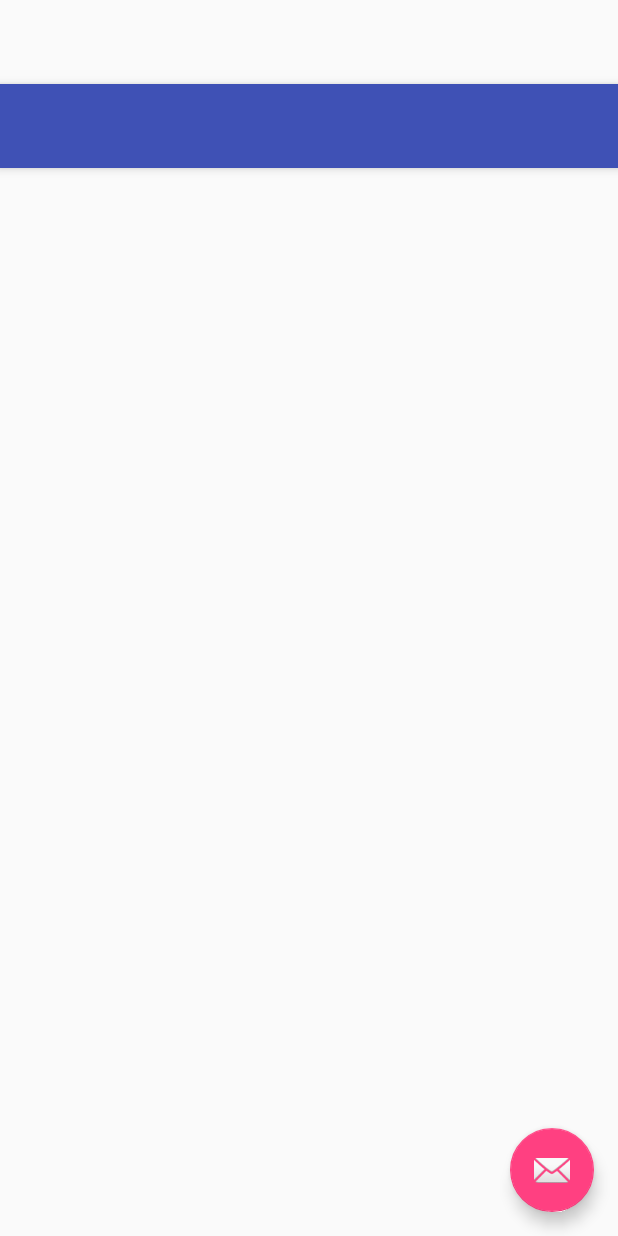
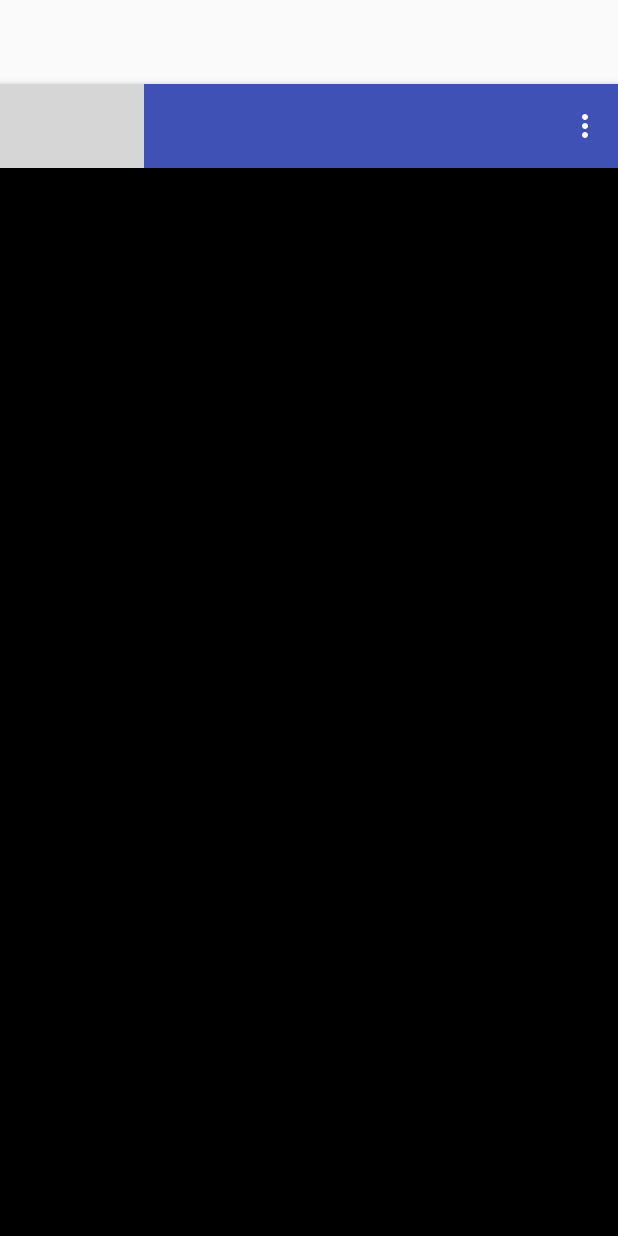
Before and after one commit to EFEXP/Twix, an Android app: the layout activity_picture.xml on its own in the app's theme, with its tools: preview values and no code run, on a phone screen of 412 x 824 dp. Run offline under Robolectric (Android 15) with nearby library versions, the phone set to English and light mode, and no system bars; grey boxes are pictures that could not be loaded.

```diff
--- a/app/build.gradle
+++ b/app/build.gradle
@@ -55,7 +55,7 @@ dependencies {
     compile 'com.github.bumptech.glide:glide:3.7.0'
     compile 'com.malinskiy:superrecyclerview:1.1.2'
     compile 'org.greenrobot:eventbus:3.0.0'
-    compile 'com.github.goka.flickableview:flickableview:1.0.0'
+  compile 'com.commit451:PhotoView:1.2.4'
     compile 'com.android.support:support-v4:23.1.1'
 }
 kapt {
--- a/app/src/main/kotlin/xyz/donot/twix/view/adapter/TimeLinePagerAdapter.kt
+++ b/app/src/main/kotlin/xyz/donot/twix/view/adapter/TimeLinePagerAdapter.kt
@@ -18,7 +18,7 @@ class TimeLinePagerAdapter(fm: FragmentManager) : FragmentPagerAdapter(fm) {
           0->HomeTimelineFragment()
           1->UserTimelineFragment(getMyId())
           2->FavTimelineFragment(getMyId())
-          else->FavTimelineFragment(getMyId())//throw IllegalStateException()
+          else->throw  IllegalStateException()
         }}
 
 
@@ -26,8 +26,8 @@ class TimeLinePagerAdapter(fm: FragmentManager) : FragmentPagerAdapter(fm) {
         return when(position){
           0->"Home"
           1->"User"
-          2->"Fav"
-          else->"Unknown"
+          2->"Like"
+          else->throw  IllegalStateException()
     }}
 
     override fun getCount(): Int {
--- a/app/src/main/res/layout/activity_account_setting.xml
+++ b/app/src/main/res/layout/activity_account_setting.xml
@@ -29,6 +29,6 @@
     android:layout_height="wrap_content"
     android:layout_gravity="bottom|end"
     android:layout_margin="@dimen/fab_margin"
-    android:src="@drawable/ic_add_grey" />
+    android:src="@android:drawable/ic_input_add" />
 
 </android.support.design.widget.CoordinatorLayout>
--- a/app/src/main/res/layout/activity_picture.xml
+++ b/app/src/main/res/layout/activity_picture.xml
@@ -17,18 +17,13 @@
       android:layout_width="match_parent"
       android:layout_height="?attr/actionBarSize"
       android:background="?attr/colorPrimary"
-      app:popupTheme="@style/AppTheme.PopupOverlay" />
+      app:navigationIcon="@drawable/ic_arrow_back"
+      app:popupTheme="@style/AppTheme.PopupOverlay"
+      app:menu="@menu/picture_menu"
+      />
 
   </android.support.design.widget.AppBarLayout>
 
   <include layout="@layout/content_picture" />
 
-  <android.support.design.widget.FloatingActionButton
-    android:id="@+id/fab"
-    android:layout_width="wrap_content"
-    android:layout_height="wrap_content"
-    android:layout_gravity="bottom|end"
-    android:layout_margin="@dimen/fab_margin"
-    android:src="@android:drawable/ic_dialog_email" />
-
 </android.support.design.widget.CoordinatorLayout>
--- a/app/src/main/res/layout/content_picture.xml
+++ b/app/src/main/res/layout/content_picture.xml
@@ -4,14 +4,11 @@
   xmlns:tools="http://schemas.android.com/tools"
   android:layout_width="match_parent"
   android:layout_height="match_parent"
-  android:paddingBottom="@dimen/activity_vertical_margin"
-  android:paddingLeft="@dimen/activity_horizontal_margin"
-  android:paddingRight="@dimen/activity_horizontal_margin"
-  android:paddingTop="@dimen/activity_vertical_margin"
   app:layout_behavior="@string/appbar_scrolling_view_behavior"
   tools:context=".view.activity.PictureActivity"
+  android:background="@android:color/black"
   tools:showIn="@layout/activity_picture">
-<android.support.v4.view.ViewPager
+<xyz.donot.twix.view.customview.FixedViewPager
   android:id="@+id/pager"
   android:layout_width="match_parent"
   android:layout_height="match_parent"/>
--- a/app/src/main/res/layout/fragment_picture.xml
+++ b/app/src/main/res/layout/fragment_picture.xml
@@ -3,8 +3,8 @@
   android:layout_width="match_parent"
   android:layout_height="match_parent"
   tools:context="xyz.donot.twix.view.fragment.PictureFragment">
-<com.goka.flickableview.FlickableImageView
-  android:id="@+id/flickable_image"
+<uk.co.senab.photoview.PhotoView
+  android:id="@+id/photo_view_image"
   android:layout_width="match_parent"
   android:layout_height="match_parent" />
 </FrameLayout>
--- a/app/src/main/res/layout/item_tweet.xml
+++ b/app/src/main/res/layout/item_tweet.xml
@@ -94,6 +94,7 @@
       android:id="@+id/media_container_grid"
       android:layout_width="match_parent"
       android:layout_height="match_parent"
+
       android:numColumns="4"
       android:columnWidth="100dp"
       android:verticalSpacing="2dp"
--- /dev/null
+++ b/app/src/main/res/menu/picture_menu.xml
@@ -0,0 +1,7 @@
+<?xml version="1.0" encoding="utf-8"?>
+<menu xmlns:android="http://schemas.android.com/apk/res/android">
+  <item
+    android:id="@+id/save_it"
+    android:icon="@drawable/ic_save_grey"
+    android:title="@string/save_it"/>
+</menu>
--- a/app/src/main/res/values/strings.xml
+++ b/app/src/main/res/values/strings.xml
@@ -71,4 +71,5 @@
   <string name="pref_title_like">いいね</string>
   <string name="pref_title_reply">リプライ</string>
   <string name="title_activity_picture">PictureActivity</string>
+  <string name="save_it">画像を保存</string>
 </resources>
```
Also changed, not shown: app/src/main/kotlin/xyz/donot/twix/view/activity/PictureActivity.kt (+3 -11 lines), app/src/main/kotlin/xyz/donot/twix/view/adapter/StatusAdapter.kt (+29 -2 lines), app/src/main/kotlin/xyz/donot/twix/view/adapter/TweetPictureGridAdapter.kt (added, +42 -0 lines), app/src/main/kotlin/xyz/donot/twix/view/customview/FixedViewPager.kt (added, +35 -0 lines), app/src/main/kotlin/xyz/donot/twix/view/fragment/PictureFragment.kt (+18 -17 lines), app/src/main/res/layout/gridview_item_picture.xml (added, +11 -0 lines).
